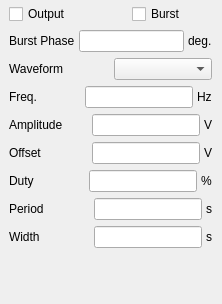
Before: the Qt Designer form modules/arbfunc/arbfuncform.ui in northriv/KAME, drawn with Qt 5.
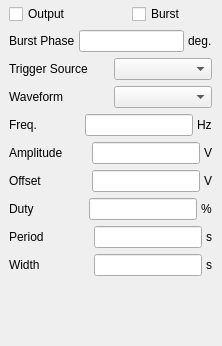
After: the same form once the commit is applied.

The edit to the form file:
```diff
--- a/modules/arbfunc/arbfuncform.ui
+++ b/modules/arbfunc/arbfuncform.ui
@@ -7,7 +7,7 @@
     <x>0</x>
     <y>0</y>
     <width>222</width>
-    <height>304</height>
+    <height>346</height>
    </rect>
   </property>
   <property name="windowTitle">
@@ -115,6 +115,29 @@
      </layout>
     </item>
     <item row="2" column="0" colspan="2">
+     <layout class="QHBoxLayout" name="horizontalLayout_2">
+      <item>
+       <widget class="QLabel" name="textLabel13_7">
+        <property name="sizePolicy">
+         <sizepolicy hsizetype="Preferred" vsizetype="Fixed">
+          <horstretch>0</horstretch>
+          <verstretch>0</verstretch>
+         </sizepolicy>
+        </property>
+        <property name="text">
+         <string>Trigger Source</string>
+        </property>
+        <property name="wordWrap">
+         <bool>false</bool>
+        </property>
+       </widget>
+      </item>
+      <item>
+       <widget class="QComboBox" name="m_cmbTrigSrc"/>
+      </item>
+     </layout>
+    </item>
+    <item row="3" column="0" colspan="2">
      <layout class="QHBoxLayout" name="horizontalLayout">
       <item>
        <widget class="QLabel" name="textLabel13_3">
@@ -137,7 +160,7 @@
       </item>
      </layout>
     </item>
-    <item row="3" column="0" colspan="2">
+    <item row="4" column="0" colspan="2">
      <layout class="QHBoxLayout" name="_8">
       <property name="spacing">
        <number>4</number>
@@ -198,7 +221,7 @@
       </item>
      </layout>
     </item>
-    <item row="4" column="0" colspan="2">
+    <item row="5" column="0" colspan="2">
      <layout class="QHBoxLayout" name="_9">
       <property name="spacing">
        <number>4</number>
@@ -259,7 +282,7 @@
       </item>
      </layout>
     </item>
-    <item row="5" column="0" colspan="2">
+    <item row="6" column="0" colspan="2">
      <layout class="QHBoxLayout" name="_10">
       <property name="spacing">
        <number>4</number>
@@ -320,7 +343,7 @@
       </item>
      </layout>
     </item>
-    <item row="6" column="0" colspan="2">
+    <item row="7" column="0" colspan="2">
      <layout class="QHBoxLayout" name="_11">
       <property name="spacing">
        <number>4</number>
@@ -381,7 +404,7 @@
       </item>
      </layout>
     </item>
-    <item row="7" column="0" colspan="2">
+    <item row="8" column="0" colspan="2">
      <layout class="QHBoxLayout" name="_13">
       <property name="spacing">
        <number>4</number>
@@ -442,7 +465,7 @@
       </item>
      </layout>
     </item>
-    <item row="8" column="0" colspan="2">
+    <item row="9" column="0" colspan="2">
      <layout class="QHBoxLayout" name="_14">
       <property name="spacing">
        <number>4</number>
@@ -503,7 +526,7 @@
       </item>
      </layout>
     </item>
-    <item row="9" column="0">
+    <item row="10" column="0">
      <spacer name="verticalSpacer">
       <property name="orientation">
        <enum>Qt::Vertical</enum>
```
